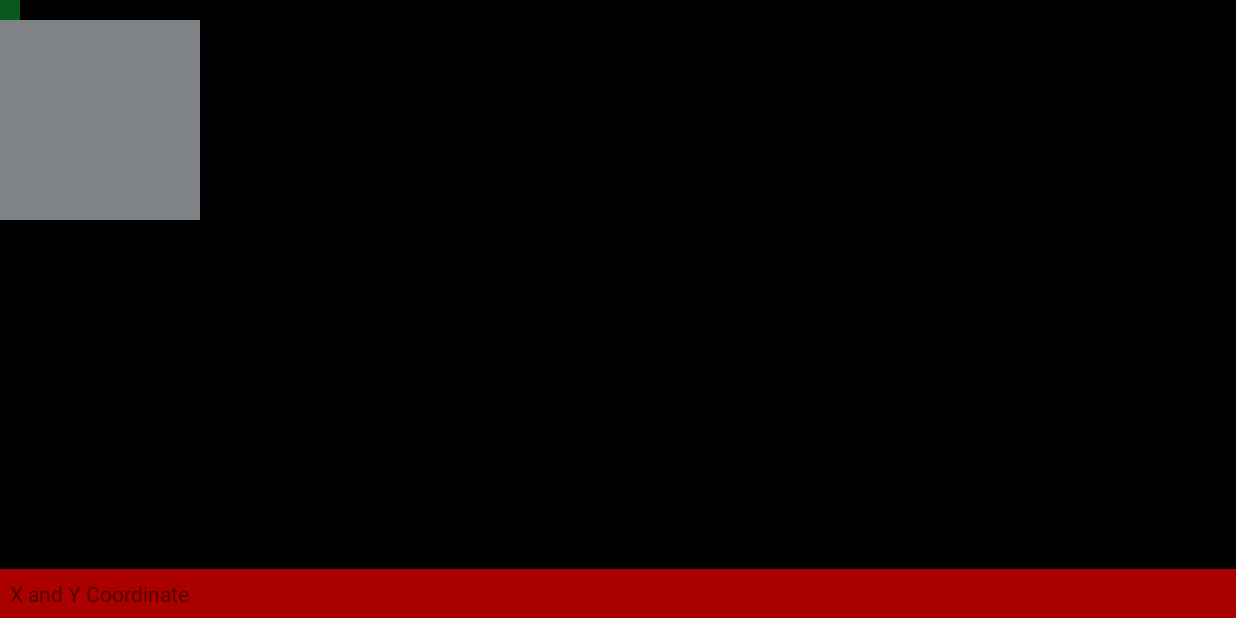
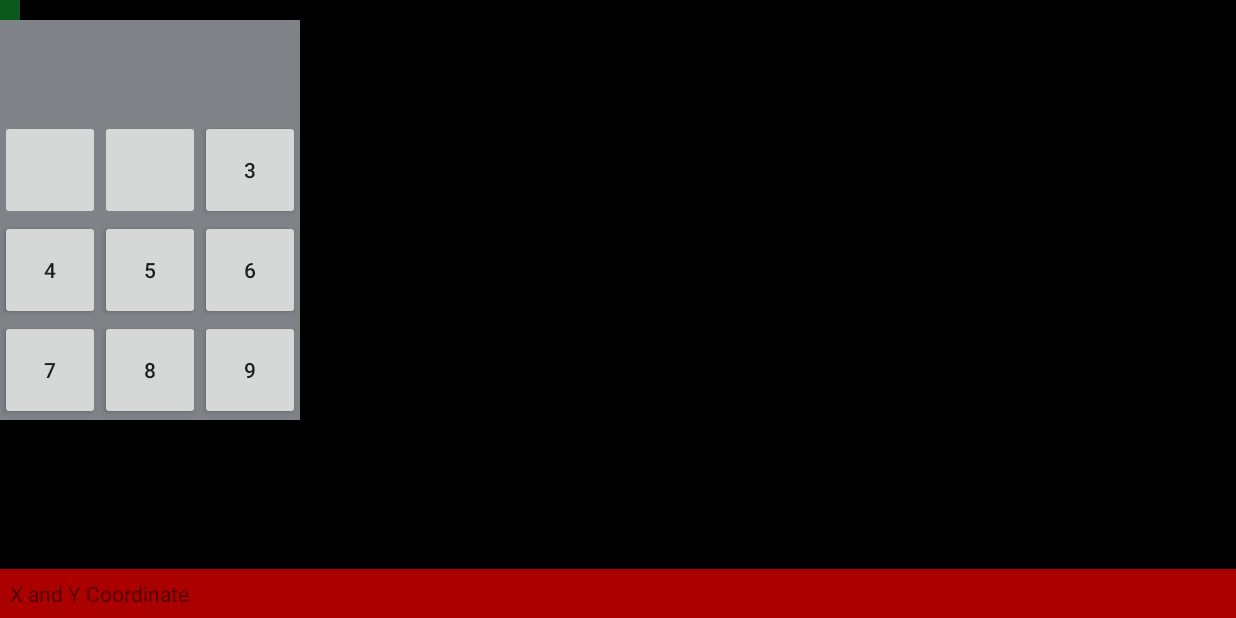
Before and after one commit to TranDNNguyen/Warcraft, an Android app: the screen it shows after launch (MainActivity_viewport), on a phone screen of 824 x 412 dp (held sideways). Run offline under Robolectric (Android 15) with nearby library versions, the phone set to English and light mode, and no system bars; network calls fail; 10 statements that could not run were skipped.

Commit message:
9 buttons added - Joon

```diff
--- a/Warcraft/app/src/main/java/com/android/ecs160/warcraft/AssetRenderer.java
+++ b/Warcraft/app/src/main/java/com/android/ecs160/warcraft/AssetRenderer.java
@@ -118,7 +118,7 @@ public class AssetRenderer {
 
         if (selectedAsset != null) { //an asset was selected
             selectedAsset.isSelected = true;
-        } else if (lastSelectedAsset != null) {
+        } else if (lastSelectedAsset != null) {  // Move Command - Finger Tap
             if (lastSelectedAsset.type == Asset.EAssetType.Peasant || lastSelectedAsset.type == Asset.EAssetType.Footman) {
                 lastSelectedAsset.setAction(Asset.EAssetAction.Walk, tileX, tileY);
                 updateAssetFrame(lastSelectedAsset); //, tileX, tileY);
--- a/Warcraft/app/src/main/java/com/android/ecs160/warcraft/FragmentThree.java
+++ b/Warcraft/app/src/main/java/com/android/ecs160/warcraft/FragmentThree.java
@@ -17,7 +17,6 @@ public class FragmentThree extends Fragment implements View.OnClickListener{   /
     private ImageButton imgBtn;
 
     public FragmentThree(){
-
 
     }
 
--- a/Warcraft/app/src/main/res/layout/fragment_three.xml
+++ b/Warcraft/app/src/main/res/layout/fragment_three.xml
@@ -7,9 +7,89 @@
 
     <ImageButton
         android:id="@+id/AssetImageBtn"
-        android:layout_width="200px"
-        android:layout_height="200px"
+        android:layout_width="100px"
+        android:layout_height="100px"
         android:background="#00ffffff" />
 
 
+    <GridLayout xmlns:android="http://schemas.android.com/apk/res/android"
+        xmlns:tools="http://schemas.android.com/tools"
+        android:layout_width="300px"
+        android:layout_height="300px"
+        android:layout_centerInParent="true"
+        android:background="#00ffffff"
+
+        android:columnCount="3"
+        android:rowCount="3"
+        android:visibility="visible">
+
+        <ImageButton
+            android:id="@+id/actionBtn1"
+            android:layout_column="0"
+            android:layout_row="0"
+            android:layout_width="100px"
+            android:layout_height="100px"
+
+            android:text="1"
+            />
+        <ImageButton
+            android:id="@+id/actionBtn2"
+            android:layout_column="1"
+            android:layout_row="0"
+            android:layout_width="100px"
+            android:layout_height="100px"
+
+            android:text="2"
+            />
+        <Button android:layout_column="2"
+            android:layout_row="0"
+            android:id="@+id/actionBtn3"
+            android:layout_width="100px"
+            android:layout_height="100px"
+
+            android:text="3"/>
+        <Button android:layout_column="0"
+            android:layout_row="1"
+            android:id="@+id/actionBtn4"
+            android:layout_width="100px"
+            android:layout_height="100px"
+
+            android:text="4"/>
+        <Button android:layout_column="1"
+            android:layout_row="1"
+            android:id="@+id/actionBtn5"
+            android:layout_width="100px"
+            android:layout_height="100px"
+
+            android:text="5"/>
+        <Button android:layout_column="2"
+            android:layout_row="1"
+            android:id="@+id/actionBtn6"
+            android:layout_width="100px"
+            android:layout_height="100px"
+
+            android:text="6"/>
+        <Button android:layout_column="0"
+            android:layout_row="2"
+            android:id="@+id/actionBtn7"
+            android:layout_width="100px"
+            android:layout_height="100px"
+
+            android:text="7"/>
+        <Button android:layout_column="1"
+            android:layout_row="2"
+            android:id="@+id/actionBtn8"
+            android:layout_width="100px"
+            android:layout_height="100px"
+
+            android:text="8"/>
+        <Button android:layout_column="2"
+            android:layout_row="2"
+            android:id="@+id/actionBtn9"
+            android:layout_width="100px"
+            android:layout_height="100px"
+
+            android:text="9"/>
+
+    </GridLayout>
 </LinearLayout>
```
